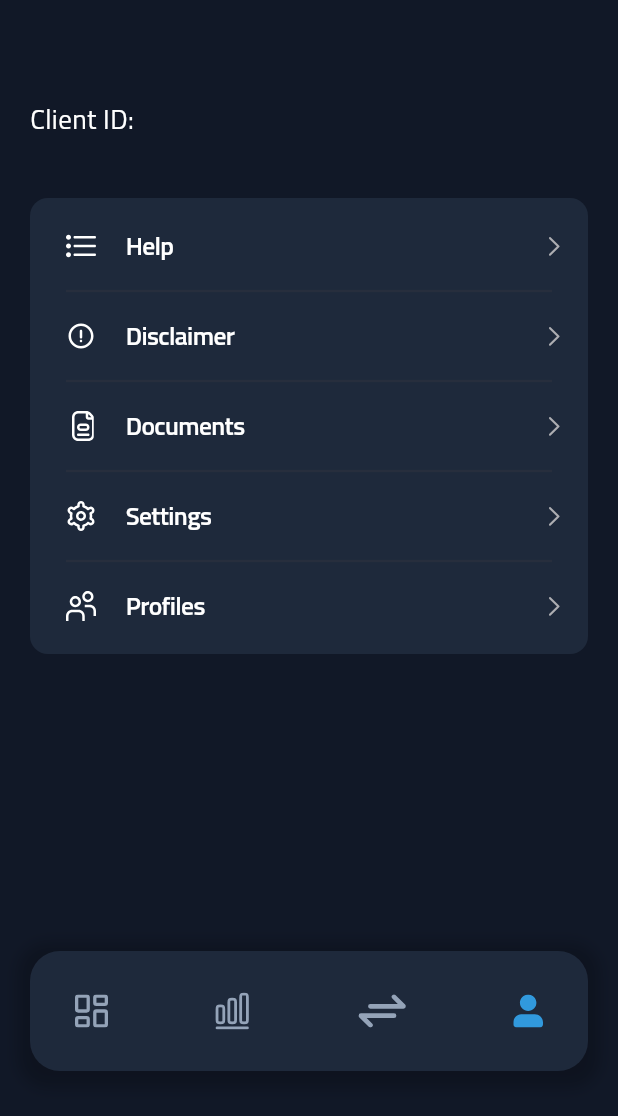
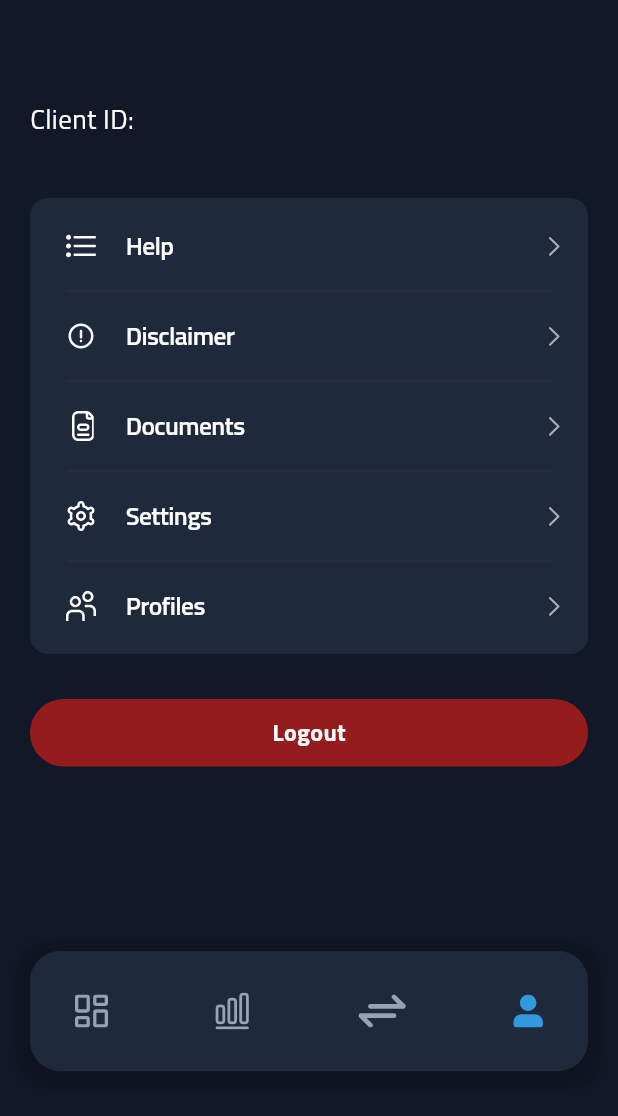
Before and after one commit to zaminshaikh/team_shaikh_app, a Flutter app: the screen it shows once a user with an empty profile is signed in, item 4 of the bottom bar chosen, on a phone screen of 412 x 824 dp, the part 120-1236 px from its top. Run offline on Flutter 3.47's test engine with Material 3 defaults, Android fonts, the phone set to English and light mode, and no system bars; our stand-ins replace cloud_firestore, firebase_auth, firebase_core, firebase_messaging, firebase_storage, fl_chart and 7 more; missing offline and left inert: flutter_pdfview; accounts and stored records are empty.

Commit message:
added logout on main profile page

```diff
--- a/lib/screens/profile/profile.dart
+++ b/lib/screens/profile/profile.dart
@@ -1,6 +1,7 @@
 // ignore_for_file: deprecated_member_use, use_build_context_synchronously, duplicate_ignore, prefer_expression_function_bodies, unused_catch_clause, empty_catches
 
 import 'dart:io';
+import 'package:firebase_messaging/firebase_messaging.dart';
 import 'package:firebase_storage/firebase_storage.dart';
 import 'package:flutter/cupertino.dart';
 import 'package:flutter/material.dart';
@@ -135,7 +136,8 @@ class _ProfilePageState extends State<ProfilePage> {
 
                 if (!connectedUsersSnapshot.hasData || connectedUsersSnapshot.data!.isEmpty) {
                   // If there is no connected users, we build the dashboard for a single user
-                  return buildProfilePage(context, userSnapshot, connectedUsersSnapshot);
+                  return _buildProfilePage(context, userSnapshot, connectedUsersSnapshot);
+
                 }
                 // Once we have the connected users, proceed to fetch notifications
                 return StreamBuilder<List<Map<String, dynamic>>>(
@@ -163,7 +165,7 @@ class _ProfilePageState extends State<ProfilePage> {
                     }
                     unreadNotificationsCount = notificationsSnapshot.data!.where((notification) => !notification['isRead']).length;
                     // Now that we have all necessary data, build the profile page
-                    return buildProfilePageWithConnectedUsers(context, userSnapshot, connectedUsersSnapshot);
+                    return _buildProfilePageWithConnectedUsers(context, userSnapshot, connectedUsersSnapshot);
                   }
                 );
               }
@@ -472,7 +474,7 @@ List<String> assetsFormatted = [];
   }
 
 
-  Scaffold buildProfilePage(
+  Scaffold _buildProfilePage(
 
     BuildContext context,
       AsyncSnapshot<UserWithAssets> userSnapshot,
@@ -492,7 +494,8 @@ List<String> assetsFormatted = [];
                     delegate: SliverChildListDelegate(
                       [
                         _buildClientNameAndID('$firstName $lastName', cid ?? ''),
-                        buildSampleCupertinoListSection(),
+                        _buildSampleCupertinoListSection(),
+                        _buildLogoutButton(),
                       ],
                     ),
                   ),
@@ -510,7 +513,7 @@ List<String> assetsFormatted = [];
       );
   }
 
-  Scaffold buildProfilePageWithConnectedUsers(
+  Scaffold _buildProfilePageWithConnectedUsers(
     BuildContext context,
       AsyncSnapshot<UserWithAssets> userSnapshot,
       AsyncSnapshot<List<UserWithAssets>> connectedUsers) {
@@ -528,7 +531,8 @@ List<String> assetsFormatted = [];
                     delegate: SliverChildListDelegate(
                       [
                         _buildClientNameAndID('$firstName $lastName', cid ?? ''),
-                        buildSampleCupertinoListSection(),
+                        _buildSampleCupertinoListSection(),
+                        _buildLogoutButton(),
                       ],
                     ),
                   ),
@@ -548,7 +552,7 @@ List<String> assetsFormatted = [];
 
 
 // This is the list of vertical buttons
-Widget buildSampleCupertinoListSection() {
+Widget _buildSampleCupertinoListSection() {
   return Padding(
     padding: const EdgeInsets.all(20.0),
     child: Container(
@@ -692,7 +696,45 @@ Widget buildSampleCupertinoListSection() {
   );
 }
 
-// This is the app bar
+  Widget _buildLogoutButton() =>
+    Padding(
+      padding: const EdgeInsets.fromLTRB(20, 10, 20, 10),
+      child: Column(
+        children: [
+          GestureDetector(
+            onTap: () async {
+              List<dynamic>? tokens = await _databaseService!.getField('tokens') as List<dynamic>? ?? [];
+              // Get the current token
+              String currentToken = await FirebaseMessaging.instance.getToken() ?? '';
+              tokens.remove(currentToken);
+              // Update the list of tokens in the database for the user
+              await _databaseService!.updateField('tokens', tokens);
+              signUserOut(context);
+            },
+            child: Container(
+              height: 45,
+              decoration: BoxDecoration(
+                color: const Color.fromARGB(255, 149, 28, 28),
+                borderRadius: BorderRadius.circular(25),
+              ),
+              child: const Center(
+                child: Text(
+                  'Logout',
+                  style: TextStyle(
+                    fontSize: 16,
+                    color: Colors.white,
+                    fontWeight: FontWeight.bold,
+                    fontFamily: 'Titillium Web',
+                  ),
+                ),
+              ),
+            ),
+          ),
+        ],
+      ),
+    );
+
+  // This is the app bar
   SliverAppBar _buildAppBar(context) => SliverAppBar(
     backgroundColor: const Color.fromARGB(255, 30, 41, 59),
     automaticallyImplyLeading: false,
```
